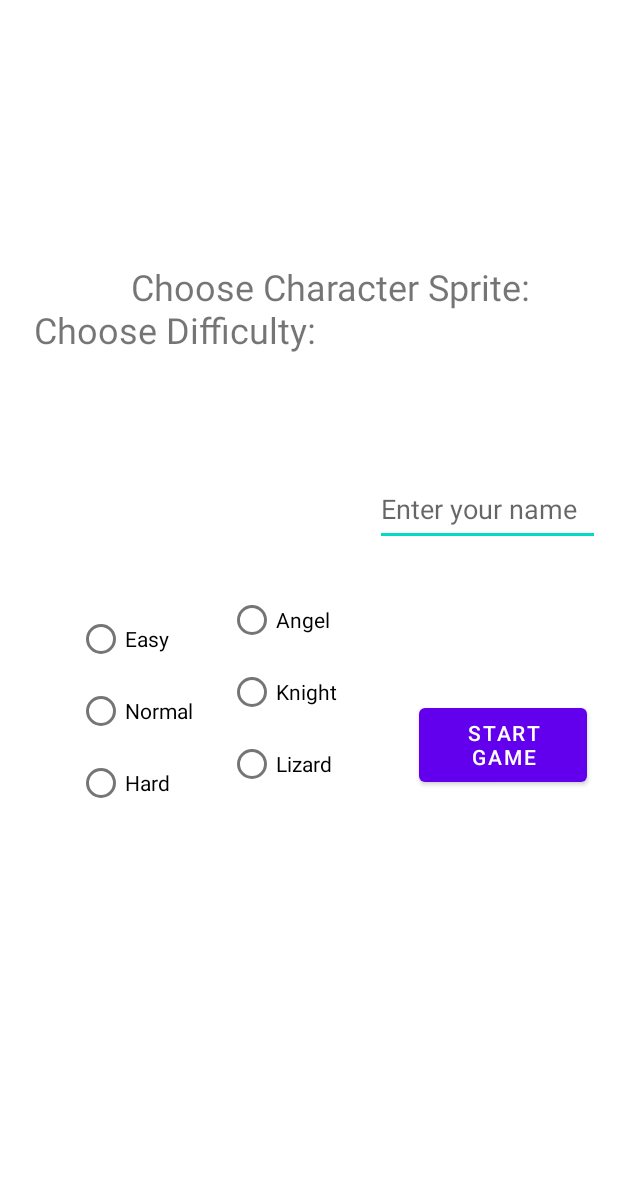
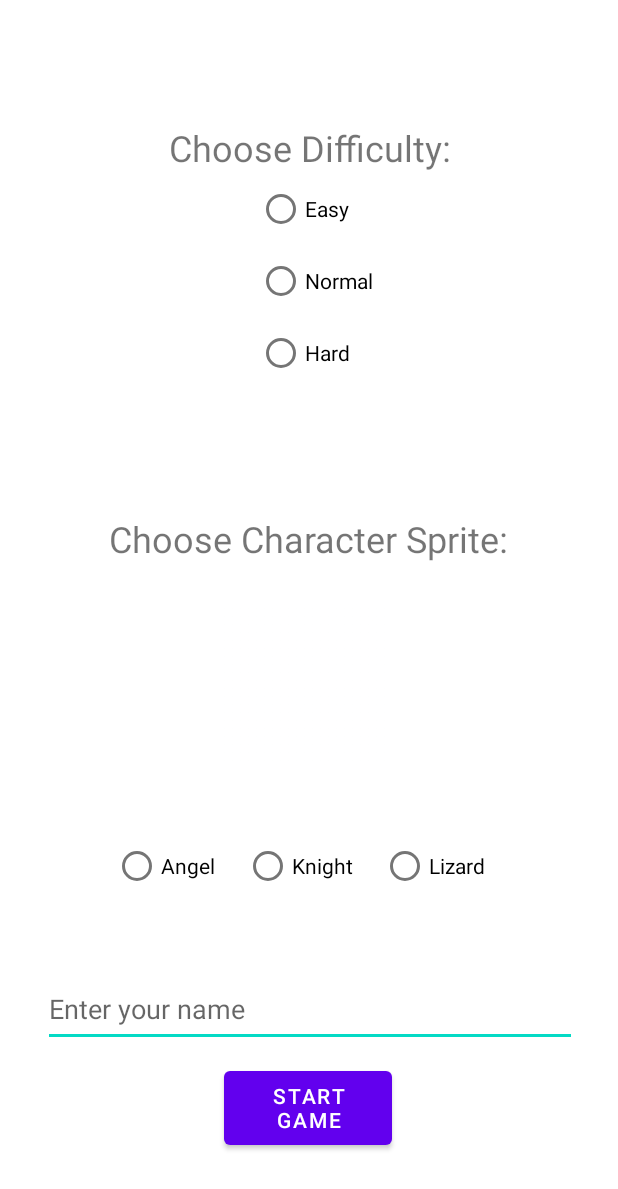
Before and after one commit to mellis0/CS2340A_Team46, an Android app: the ConfigActivity screen opened directly, with no data from a screen before it, after a tap on "START GAME", on a phone screen of 412 x 824 dp. Shown: the top 1189 px of the screen. Run offline under Robolectric (Android 15) with nearby library versions, the phone set to English and light mode, and no system bars.

Commit message:
Update game screen

```diff
--- a/app/src/main/AndroidManifest.xml
+++ b/app/src/main/AndroidManifest.xml
@@ -23,6 +23,9 @@
         <activity
             android:name=".ConfigActivity"
             android:exported="false" />
+        <activity
+            android:name=".GameActivity"
+            android:exported="false" />
     </application>
 
 </manifest>
--- a/app/src/main/res/layout/config_screen.xml
+++ b/app/src/main/res/layout/config_screen.xml
@@ -8,16 +8,16 @@
 
     <EditText
         android:id="@+id/editText"
-        android:layout_width="150dp"
-        android:layout_height="49dp"
+        android:layout_width="356dp"
+        android:layout_height="50dp"
         android:hint="Enter your name"
 
         app:layout_constraintBottom_toBottomOf="parent"
         app:layout_constraintEnd_toEndOf="parent"
-        app:layout_constraintHorizontal_bias="0.955"
+        app:layout_constraintHorizontal_bias="0.508"
         app:layout_constraintStart_toStartOf="parent"
         app:layout_constraintTop_toTopOf="parent"
-        app:layout_constraintVertical_bias="0.406" />
+        app:layout_constraintVertical_bias="0.837" />
 
     <Button
         android:id="@+id/startGameButton"
@@ -27,10 +27,10 @@
 
         app:layout_constraintBottom_toBottomOf="parent"
         app:layout_constraintEnd_toEndOf="parent"
-        app:layout_constraintHorizontal_bias="0.93"
+        app:layout_constraintHorizontal_bias="0.498"
         app:layout_constraintStart_toStartOf="parent"
         app:layout_constraintTop_toTopOf="parent"
-        app:layout_constraintVertical_bias="0.611" />
+        app:layout_constraintVertical_bias="0.928" />
 
     <ImageView
         android:id="@+id/imageView"
@@ -40,37 +40,37 @@
         android:src="@drawable/none"
         app:layout_constraintBottom_toBottomOf="parent"
         app:layout_constraintEnd_toEndOf="parent"
-        app:layout_constraintHorizontal_bias="0.646"
+        app:layout_constraintHorizontal_bias="0.491"
         app:layout_constraintStart_toStartOf="parent"
         app:layout_constraintTop_toTopOf="parent"
-        app:layout_constraintVertical_bias="0.553" />
+        app:layout_constraintVertical_bias="0.555" />
 
     <TextView
         android:id="@+id/textView2"
         android:layout_width="wrap_content"
         android:layout_height="wrap_content"
         android:text="Choose Character Sprite:"
-        android:textSize="24sp"
         app:layout_constraintBottom_toBottomOf="parent"
         app:layout_constraintEnd_toEndOf="parent"
-        app:layout_constraintHorizontal_bias="0.6"
+        app:layout_constraintHorizontal_bias="0.498"
         app:layout_constraintStart_toStartOf="parent"
         app:layout_constraintTop_toTopOf="parent"
-        app:layout_constraintVertical_bias="0.221" />
+        app:layout_constraintVertical_bias="0.433"
+        android:textSize="24sp"/>
 
     <RadioGroup
         android:id="@+id/characterRadioGroup"
-        android:layout_width="90dp"
-        android:layout_height="163dp"
+        android:layout_width="257dp"
+        android:layout_height="54dp"
         android:layout_marginTop="16dp"
-        android:orientation="vertical"
+        android:orientation="horizontal"
 
         app:layout_constraintBottom_toBottomOf="parent"
         app:layout_constraintEnd_toEndOf="parent"
-        app:layout_constraintHorizontal_bias="0.473"
+        app:layout_constraintHorizontal_bias="0.487"
         app:layout_constraintStart_toStartOf="parent"
         app:layout_constraintTop_toTopOf="parent"
-        app:layout_constraintVertical_bias="0.579">
+        app:layout_constraintVertical_bias="0.713">
 
 
         <RadioButton
@@ -107,10 +107,10 @@
 
         app:layout_constraintBottom_toBottomOf="parent"
         app:layout_constraintEnd_toEndOf="parent"
-        app:layout_constraintHorizontal_bias="0.157"
+        app:layout_constraintHorizontal_bias="0.524"
         app:layout_constraintStart_toStartOf="parent"
         app:layout_constraintTop_toTopOf="parent"
-        app:layout_constraintVertical_bias="0.597">
+        app:layout_constraintVertical_bias="0.154">
 
 
         <RadioButton
@@ -142,12 +142,12 @@
         android:layout_width="wrap_content"
         android:layout_height="wrap_content"
         android:text="Choose Difficulty:"
-        android:textSize="24sp"
         app:layout_constraintBottom_toBottomOf="parent"
         app:layout_constraintEnd_toEndOf="parent"
-        app:layout_constraintHorizontal_bias="0.1"
+        app:layout_constraintHorizontal_bias="0.504"
         app:layout_constraintStart_toStartOf="parent"
         app:layout_constraintTop_toTopOf="parent"
-        app:layout_constraintVertical_bias="0.257" />
+        app:layout_constraintVertical_bias="0.104"
+        android:textSize="24sp"/>
 
 </androidx.constraintlayout.widget.ConstraintLayout>
```
Also changed, not shown: app/src/main/java/com/example/cs2340a_team46/ConfigActivity.java (+8 -10 lines), app/src/main/java/com/example/cs2340a_team46/GameActivity.java (+55 -29 lines), app/src/main/java/com/example/cs2340a_team46/MainActivity.java (+0 -8 lines), app/src/main/res/layout/game_screen.xml (+45 -33 lines).
